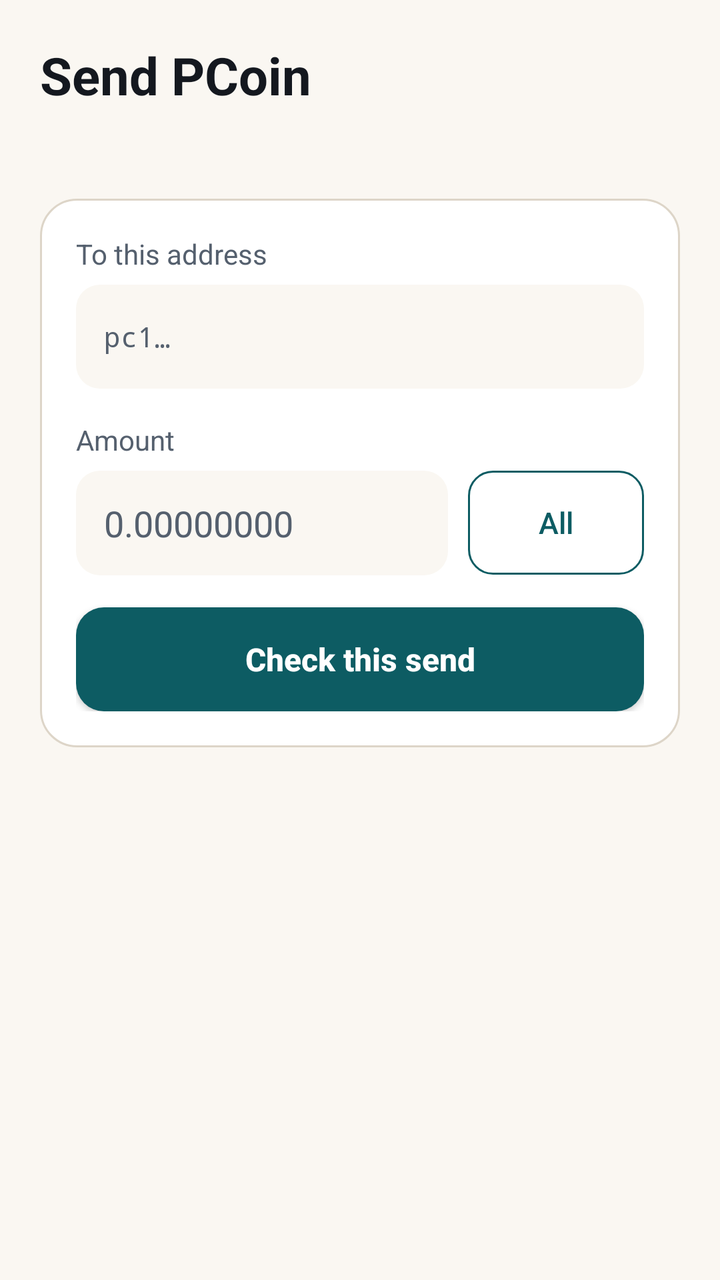
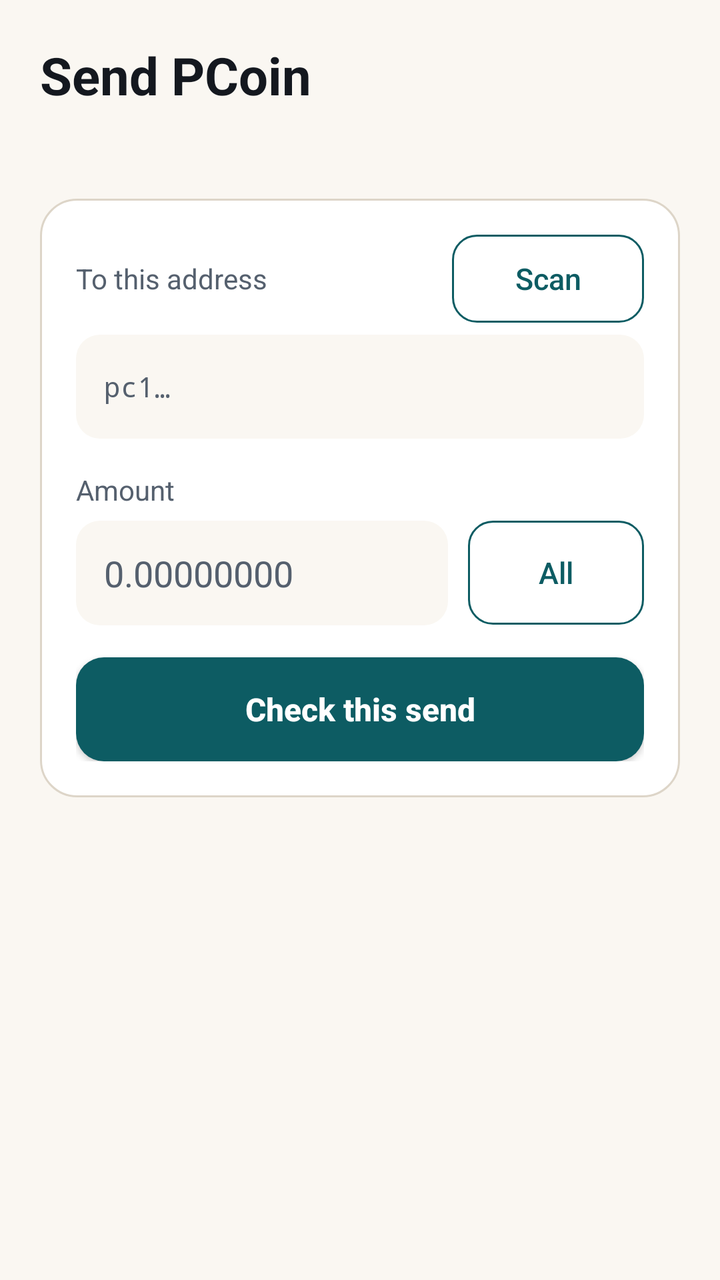

Two renders of the same Android screen: before a commit and after it. Below are the layout's source before the change and the commit's diff.
<!-- AndroidManifest.xml: another module's application theme Theme.PCoinMiner -->
<!-- res/layout/activity_send.xml -->
<?xml version="1.0" encoding="utf-8"?>
<ScrollView xmlns:android="http://schemas.android.com/apk/res/android"
    android:layout_width="match_parent"
    android:layout_height="match_parent"
    android:background="@color/canvas"
    android:fillViewport="true">

    <LinearLayout
        android:layout_width="match_parent"
        android:layout_height="wrap_content"
        android:orientation="vertical"
        android:padding="20dp">

        <TextView
            android:layout_width="wrap_content"
            android:layout_height="wrap_content"
            android:text="@string/send_title"
            android:textColor="@color/ink"
            android:textSize="26sp"
            android:textStyle="bold" />

        <TextView
            android:id="@+id/send_available"
            android:layout_width="match_parent"
            android:layout_height="wrap_content"
            android:layout_marginTop="6dp"
            android:textColor="@color/ink_muted"
            android:textSize="15sp" />

        
        <TextView
            android:id="@+id/send_gate_notice"
            android:layout_width="match_parent"
            android:layout_height="wrap_content"
            android:layout_marginTop="10dp"
            android:background="@drawable/strip_wait"
            android:padding="12dp"
            android:textColor="@color/ink"
            android:textSize="13sp"
            android:visibility="gone" />

        

        <LinearLayout
            android:id="@+id/compose_card"
            android:layout_width="match_parent"
            android:layout_height="wrap_content"
            android:layout_marginTop="18dp"
            android:background="@drawable/bg_card"
            android:orientation="vertical"
            android:padding="18dp">

            <TextView
                android:layout_width="wrap_content"
                android:layout_height="wrap_content"
                android:text="@string/send_to_label"
                android:textColor="@color/ink_muted"
                android:textSize="14sp" />

            <EditText
                android:id="@+id/address_field"
                android:layout_width="match_parent"
                android:layout_height="wrap_content"
                android:layout_marginTop="6dp"
                android:background="@drawable/bg_inset"
                android:fontFamily="monospace"
                android:hint="@string/send_to_hint"
                android:inputType="textNoSuggestions"
                android:minHeight="52dp"
                android:padding="14dp"
                android:textColor="@color/ink"
                android:textColorHint="@color/ink_muted"
                android:textSize="14sp"
                android:importantForAutofill="no" />

            
            <TextView
                android:id="@+id/address_label"
                android:layout_width="match_parent"
                android:layout_height="wrap_content"
                android:layout_marginTop="6dp"
                android:textSize="13sp"
                android:visibility="gone" />

            
            <LinearLayout
                android:id="@+id/book_block"
                android:layout_width="match_parent"
                android:layout_height="wrap_content"
                android:orientation="vertical"
                android:visibility="gone">

                <TextView
                    android:layout_width="wrap_content"
                    android:layout_height="wrap_content"
                    android:layout_marginTop="14dp"
                    android:text="@string/send_book_label"
                    android:textColor="@color/ink_muted"
                    android:textSize="14sp" />

                <LinearLayout
                    android:id="@+id/book_rows"
                    android:layout_width="match_parent"
                    android:layout_height="wrap_content"
                    android:orientation="vertical" />

                <Button
                    android:id="@+id/book_all_button"
                    android:layout_width="match_parent"
                    android:layout_height="wrap_content"
                    android:layout_marginTop="8dp"
                    android:background="@drawable/btn_ghost"
                    android:minHeight="44dp"
                    android:textAllCaps="false"
                    android:textColor="@color/brand"
                    android:textSize="14sp"
                    android:visibility="gone" />
            </LinearLayout>

            <TextView
                android:layout_width="wrap_content"
                android:layout_height="wrap_content"
                android:layout_marginTop="16dp"
                android:text="@string/send_amount_label"
                android:textColor="@color/ink_muted"
                android:textSize="14sp" />

            <LinearLayout
                android:layout_width="match_parent"
                android:layout_height="wrap_content"
                android:layout_marginTop="6dp"
                android:gravity="center_vertical"
                android:orientation="horizontal">

                <EditText
                    android:id="@+id/amount_field"
                    android:layout_width="0dp"
                    android:layout_height="wrap_content"
                    android:layout_weight="1"
                    android:background="@drawable/bg_inset"
                    android:hint="@string/send_amount_hint"
                    android:inputType="numberDecimal"
                    android:minHeight="52dp"
                    android:padding="14dp"
                    android:textColor="@color/ink"
                    android:textColorHint="@color/ink_muted"
                    android:textSize="18sp"
                    android:importantForAutofill="no" />

                <Button
                    android:id="@+id/max_button"
                    android:layout_width="wrap_content"
                    android:layout_height="wrap_content"
                    android:layout_marginStart="10dp"
                    android:background="@drawable/btn_ghost"
                    android:minHeight="52dp"
                    android:text="@string/send_max"
                    android:textAllCaps="false"
                    android:textColor="@color/brand"
                    android:textSize="15sp" />
            </LinearLayout>

            <TextView
                android:id="@+id/compose_error"
                android:layout_width="match_parent"
                android:layout_height="wrap_content"
                android:layout_marginTop="10dp"
                android:textColor="@color/alert"
                android:textSize="14sp"
                android:visibility="gone" />

            <Button
                android:id="@+id/review_button"
                android:layout_width="match_parent"
                android:layout_height="wrap_content"
                android:layout_marginTop="16dp"
                android:background="@drawable/btn_primary"
                android:minHeight="52dp"
                android:text="@string/send_review"
                android:textAllCaps="false"
                android:textColor="@color/on_brand"
                android:textSize="16sp"
                android:textStyle="bold" />
        </LinearLayout>

        

        <LinearLayout
            android:id="@+id/review_card"
            android:layout_width="match_parent"
            android:layout_height="wrap_content"
            android:layout_marginTop="18dp"
            android:background="@drawable/bg_card"
            android:orientation="vertical"
            android:padding="18dp"
            android:visibility="gone">

            <TextView
                android:layout_width="wrap_content"
                android:layout_height="wrap_content"
                android:text="@string/send_check_title"
                android:textColor="@color/ink"
                android:textSize="17sp"
                android:textStyle="bold" />

            <TextView
                android:layout_width="match_parent"
                android:layout_height="wrap_content"
                android:layout_marginTop="4dp"
                android:text="@string/send_check_hint"
                android:textColor="@color/ink_muted"
                android:textSize="13sp" />

            
            <TextView
                android:id="@+id/review_named"
                android:layout_width="match_parent"
                android:layout_height="wrap_content"
                android:layout_marginTop="14dp"
                android:textColor="@color/brand"
                android:textSize="15sp"
                android:textStyle="bold"
                android:visibility="gone" />

            <TextView
                android:id="@+id/review_to"
                android:layout_width="match_parent"
                android:layout_height="wrap_content"
                android:layout_marginTop="14dp"
                android:background="@drawable/bg_inset"
                android:fontFamily="monospace"
                android:padding="14dp"
                android:textColor="@color/ink"
                android:textSize="13sp" />

            <TextView
                android:id="@+id/review_amount"
                android:layout_width="match_parent"
                android:layout_height="wrap_content"
                android:layout_marginTop="14dp"
                android:textColor="@color/ink"
                android:textSize="15sp" />

            <TextView
                android:id="@+id/review_fee"
                android:layout_width="match_parent"
                android:layout_height="wrap_content"
                android:layout_marginTop="6dp"
                android:textColor="@color/ink_muted"
                android:textSize="15sp" />

            <View
                android:layout_width="match_parent"
                android:layout_height="1dp"
                android:layout_marginTop="12dp"
                android:background="@color/hairline" />

            <TextView
                android:id="@+id/review_total"
                android:layout_width="match_parent"
                android:layout_height="wrap_content"
                android:layout_marginTop="12dp"
                android:textColor="@color/ink"
                android:textSize="16sp"
                android:textStyle="bold" />

            <TextView
                android:id="@+id/review_error"
                android:layout_width="match_parent"
                android:layout_height="wrap_content"
                android:layout_marginTop="10dp"
                android:textColor="@color/alert"
                android:textSize="14sp"
                android:visibility="gone" />

            <Button
                android:id="@+id/confirm_button"
                android:layout_width="match_parent"
                android:layout_height="wrap_content"
                android:layout_marginTop="16dp"
                android:background="@drawable/btn_primary"
                android:minHeight="52dp"
                android:text="@string/send_confirm"
                android:textAllCaps="false"
                android:textColor="@color/on_brand"
                android:textSize="16sp"
                android:textStyle="bold" />

            <Button
                android:id="@+id/back_button"
                android:layout_width="match_parent"
                android:layout_height="wrap_content"
                android:layout_marginTop="10dp"
                android:background="@drawable/btn_ghost"
                android:minHeight="48dp"
                android:text="@string/send_back"
                android:textAllCaps="false"
                android:textColor="@color/brand"
                android:textSize="15sp" />
        </LinearLayout>

        

        <LinearLayout
            android:id="@+id/result_card"
            android:layout_width="match_parent"
            android:layout_height="wrap_content"
            android:layout_marginTop="18dp"
            android:background="@drawable/bg_card"
            android:orientation="vertical"
            android:padding="18dp"
            android:visibility="gone">

            <TextView
                android:id="@+id/result_title"
                android:layout_width="match_parent"
                android:layout_height="wrap_content"
                android:textColor="@color/ink"
                android:textSize="17sp"
                android:textStyle="bold" />

            <TextView
                android:id="@+id/result_body"
                android:layout_width="match_parent"
                android:layout_height="wrap_content"
                android:layout_marginTop="6dp"
                android:textColor="@color/ink_muted"
                android:textSize="14sp" />

            
            <TextView
                android:id="@+id/result_to"
                android:layout_width="match_parent"
                android:layout_height="wrap_content"
                android:layout_marginTop="12dp"
                android:background="@drawable/bg_inset"
                android:fontFamily="monospace"
                android:padding="14dp"
                android:textColor="@color/ink"
                android:textIsSelectable="true"
                android:textSize="13sp"
                android:visibility="gone" />

            
            <TextView
                android:id="@+id/result_named"
                android:layout_width="match_parent"
                android:layout_height="wrap_content"
                android:layout_marginTop="10dp"
                android:textColor="@color/brand"
                android:textSize="15sp"
                android:textStyle="bold"
                android:visibility="gone" />

            <TextView
                android:id="@+id/result_txid"
                android:layout_width="match_parent"
                android:layout_height="wrap_content"
                android:layout_marginTop="12dp"
                android:background="@drawable/bg_inset"
                android:fontFamily="monospace"
                android:padding="14dp"
                android:textColor="@color/ink"
                android:textIsSelectable="true"
                android:textSize="12sp"
                android:visibility="gone" />

            
            <LinearLayout
                android:id="@+id/save_block"
                android:layout_width="match_parent"
                android:layout_height="wrap_content"
                android:layout_marginTop="16dp"
                android:background="@drawable/bg_inset"
                android:orientation="vertical"
                android:padding="14dp"
                android:visibility="gone">

                <TextView
                    android:layout_width="wrap_content"
                    android:layout_height="wrap_content"
                    android:text="@string/send_save_title"
                    android:textColor="@color/ink"
                    android:textSize="15sp"
                    android:textStyle="bold" />

                <TextView
                    android:layout_width="match_parent"
                    android:layout_height="wrap_content"
                    android:layout_marginTop="4dp"
                    android:text="@string/send_save_body"
                    android:textColor="@color/ink_muted"
                    android:textSize="13sp" />

                <EditText
                    android:id="@+id/save_name_field"
                    android:layout_width="match_parent"
                    android:layout_height="wrap_content"
                    android:layout_marginTop="10dp"
                    android:hint="@string/book_name_hint"
                    android:importantForAutofill="no"
                    android:inputType="textCapWords"
                    android:minHeight="48dp"
                    android:textColor="@color/ink"
                    android:textColorHint="@color/ink_muted"
                    android:textSize="16sp" />

                <TextView
                    android:id="@+id/save_error"
                    android:layout_width="match_parent"
                    android:layout_height="wrap_content"
                    android:layout_marginTop="8dp"
                    android:textColor="@color/alert"
                    android:textSize="13sp"
                    android:visibility="gone" />

                <Button
                    android:id="@+id/save_button"
                    android:layout_width="match_parent"
                    android:layout_height="wrap_content"
                    android:layout_marginTop="10dp"
                    android:background="@drawable/btn_ghost"
                    android:minHeight="48dp"
                    android:text="@string/book_save"
                    android:textAllCaps="false"
                    android:textColor="@color/brand"
                    android:textSize="15sp" />
            </LinearLayout>

            <Button
                android:id="@+id/done_button"
                android:layout_width="match_parent"
                android:layout_height="wrap_content"
                android:layout_marginTop="16dp"
                android:background="@drawable/btn_primary"
                android:minHeight="52dp"
                android:text="@string/send_done"
                android:textAllCaps="false"
                android:textColor="@color/on_brand"
                android:textSize="16sp"
                android:textStyle="bold" />
        </LinearLayout>
    </LinearLayout>
</ScrollView>
<!-- resources referenced by this layout -->
<resources>
  <color name="alert">#B3261E</color>
  <color name="brand">#0D5C63</color>
  <color name="canvas">#FAF7F2</color>
  <color name="hairline">#DDD5C8</color>
  <color name="ink">#14181F</color>
  <color name="ink_muted">#55606E</color>
  <color name="on_brand">#FFFFFF</color>
  <!-- drawable bg_card (drawable) -->
  ﻿<?xml version="1.0" encoding="utf-8"?>
  
  <shape xmlns:android="http://schemas.android.com/apk/res/android" android:shape="rectangle">
      <solid android:color="@color/surface" />
      <corners android:radius="18dp" />
      <stroke android:width="1dp" android:color="@color/hairline" />
  </shape>
  <!-- drawable bg_inset (drawable) -->
  ﻿<?xml version="1.0" encoding="utf-8"?>
  
  <shape xmlns:android="http://schemas.android.com/apk/res/android" android:shape="rectangle">
      <solid android:color="@color/canvas" />
      <corners android:radius="12dp" />
  </shape>
  <!-- drawable btn_ghost (drawable) -->
  ﻿<?xml version="1.0" encoding="utf-8"?>
  
  <ripple xmlns:android="http://schemas.android.com/apk/res/android"
      android:color="#332ECDC4">
      <item>
          <shape android:shape="rectangle">
              <solid android:color="#00000000" />
              <corners android:radius="12dp" />
              <stroke android:width="1dp" android:color="@color/brand" />
          </shape>
      </item>
  </ripple>
  <!-- drawable btn_primary (drawable) -->
  ﻿<?xml version="1.0" encoding="utf-8"?>
  
  <ripple xmlns:android="http://schemas.android.com/apk/res/android"
      android:color="#33FFFFFF">
      <item>
          <shape android:shape="rectangle">
              <solid android:color="@color/brand" />
              <corners android:radius="14dp" />
          </shape>
      </item>
  </ripple>
  <!-- drawable strip_wait (drawable) -->
  ﻿<?xml version="1.0" encoding="utf-8"?>
  
  <layer-list xmlns:android="http://schemas.android.com/apk/res/android">
      <item>
          <shape android:shape="rectangle">
              <solid android:color="@color/tint_wait" />
              <corners android:radius="12dp" />
          </shape>
      </item>
      <item android:width="4dp" android:gravity="start|fill_vertical">
          <shape android:shape="rectangle">
              <solid android:color="@color/wait" />
          </shape>
      </item>
  </layer-list>
  <string name="book_name_hint">Market</string>
  <string name="book_save">Save</string>
  <string name="send_amount_hint">0.00000000</string>
  <string name="send_amount_label">Amount</string>
  <string name="send_back">Change something</string>
  <string name="send_book_label">Or pay someone you have named</string>
  <string name="send_check_hint">Nothing has been sent yet. These are the real figures from the transaction that was just built.</string>
  <string name="send_check_title">Check before sending</string>
  <string name="send_confirm">Send now</string>
  <string name="send_done">Done</string>
  <string name="send_max">All</string>
  <string name="send_review">Check this send</string>
  <string name="send_save_body">Save it and you can pay it by name next time, without pasting anything.</string>
  <string name="send_save_title">Name this address?</string>
  <string name="send_title">Send PCoin</string>
  <string name="send_to_hint">pc1…</string>
  <string name="send_to_label">To this address</string>
  <style name="Theme.PCoinMiner" parent="Theme.AppCompat.DayNight.NoActionBar">
          <item name="android:windowBackground">@color/canvas</item>
          <item name="android:colorBackground">@color/canvas</item>
          <item name="android:textColorPrimary">@color/ink</item>
          <item name="android:textColorSecondary">@color/ink_muted</item>
          <item name="colorAccent">@color/brand</item>
      </style>
  <color name="surface">#FFFFFF</color>
  <color name="tint_wait">#FDF0D5</color>
  <color name="wait">#8A5A00</color>
</resources>

<!-- the commit's change to res/layout/activity_send.xml (unified diff, before → after) -->
@@ -50,12 +50,33 @@
             android:orientation="vertical"
             android:padding="18dp">
 
-            <TextView
-                android:layout_width="wrap_content"
-                android:layout_height="wrap_content"
-                android:text="@string/send_to_label"
-                android:textColor="@color/ink_muted"
-                android:textSize="14sp" />
+            
+            <LinearLayout
+                android:layout_width="match_parent"
+                android:layout_height="wrap_content"
+                android:gravity="center_vertical"
+                android:orientation="horizontal">
+
+                <TextView
+                    android:layout_width="0dp"
+                    android:layout_height="wrap_content"
+                    android:layout_weight="1"
+                    android:text="@string/send_to_label"
+                    android:textColor="@color/ink_muted"
+                    android:textSize="14sp" />
+
+                <Button
+                    android:id="@+id/scan_button"
+                    android:layout_width="wrap_content"
+                    android:layout_height="wrap_content"
+                    android:background="@drawable/btn_ghost"
+                    android:minHeight="44dp"
+                    android:minWidth="96dp"
+                    android:text="@string/scan_button"
+                    android:textAllCaps="false"
+                    android:textColor="@color/brand"
+                    android:textSize="15sp" />
+            </LinearLayout>
 
             <EditText
                 android:id="@+id/address_field"
<!-- resource entries referenced after the edit -->
@@ -65,6 +65,7 @@
   </layer-list>
   <string name="book_name_hint">Market</string>
   <string name="book_save">Save</string>
+  <string name="scan_button">Scan</string>
   <string name="send_amount_hint">0.00000000</string>
   <string name="send_amount_label">Amount</string>
   <string name="send_back">Change something</string>
